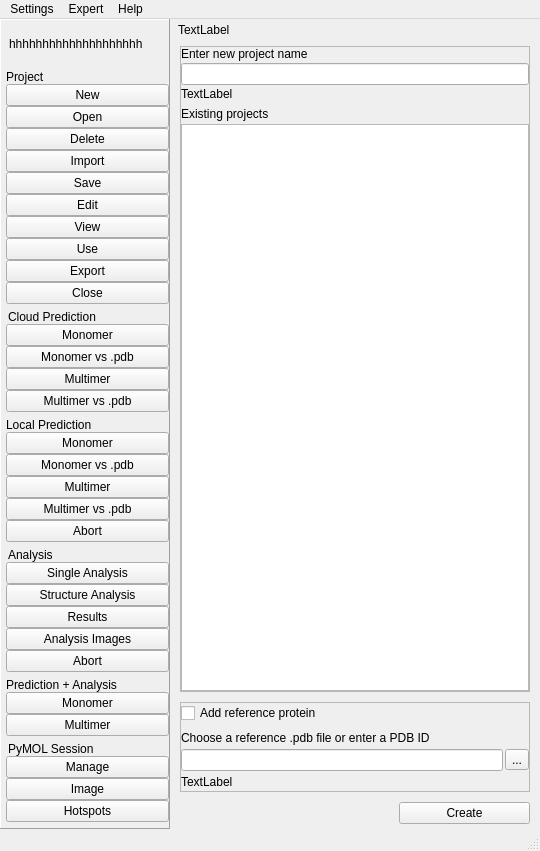
Above: pyssa/gui/ui/forms/mainWindow_alt.ui from urban233/PySSA before the change. Below: the same form after it.
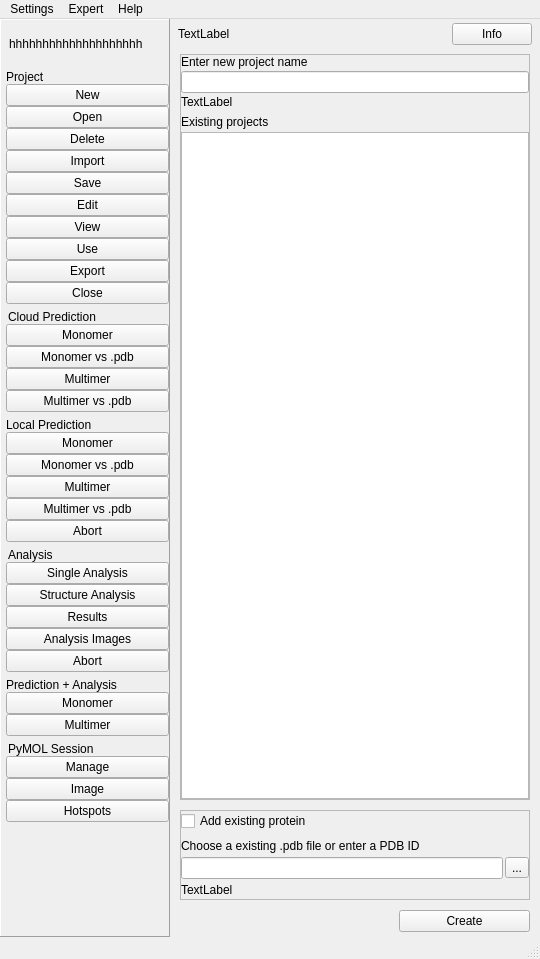
That is the form after the change. The open tabs and pages were chosen to show the change. Icons and pictures are not drawn.

```diff
--- a/pyssa/gui/ui/forms/mainWindow_alt.ui
+++ b/pyssa/gui/ui/forms/mainWindow_alt.ui
@@ -7,7 +7,7 @@
     <x>0</x>
     <y>0</y>
     <width>540</width>
-    <height>851</height>
+    <height>959</height>
    </rect>
   </property>
   <property name="windowTitle">
@@ -182,8 +182,8 @@
                  <rect>
                   <x>0</x>
                   <y>0</y>
-                  <width>146</width>
-                  <height>793</height>
+                  <width>142</width>
+                  <height>962</height>
                  </rect>
                 </property>
                 <layout class="QVBoxLayout" name="verticalLayout_115">
@@ -657,7 +657,7 @@
            <number>4</number>
           </property>
           <property name="rightMargin">
-           <number>0</number>
+           <number>8</number>
           </property>
           <property name="bottomMargin">
            <number>4</number>
@@ -682,6 +682,13 @@
             </property>
            </spacer>
           </item>
+          <item>
+           <widget class="QPushButton" name="btn_info">
+            <property name="text">
+             <string>Info</string>
+            </property>
+           </widget>
+          </item>
          </layout>
         </widget>
        </item>
@@ -2691,7 +2698,7 @@
                  <item>
                   <widget class="QCheckBox" name="cb_new_add_reference">
                    <property name="text">
-                    <string>Add reference protein</string>
+                    <string>Add existing protein</string>
                    </property>
                    <property name="checkable">
                     <bool>true</bool>
@@ -2706,7 +2713,7 @@
                    <item>
                     <widget class="QLabel" name="lbl_new_choose_reference">
                      <property name="text">
-                      <string>Choose a reference .pdb file or enter a PDB ID</string>
+                      <string>Choose a existing .pdb file or enter a PDB ID</string>
                      </property>
                     </widget>
                    </item>
```
Left out of the diff: 22 changed lines with no effect on the pictures.
